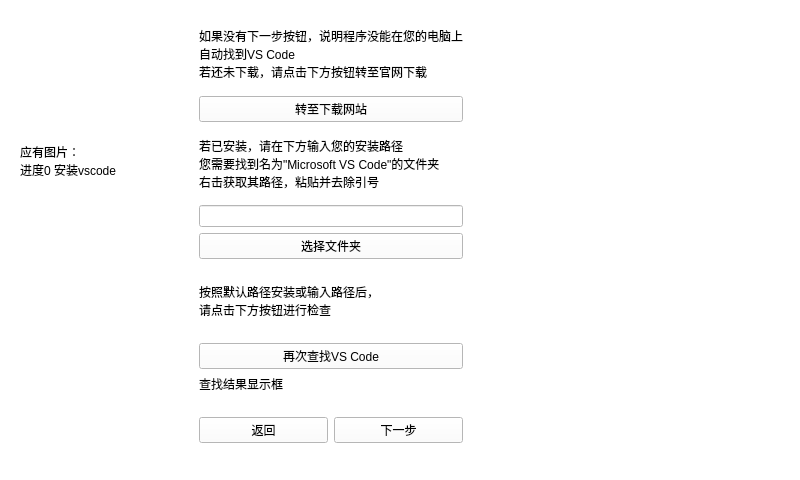
First picture: the form in VSCode_Helper/mainwindow.ui, repository Gu-jq/VSCode_Helper, before the edit.
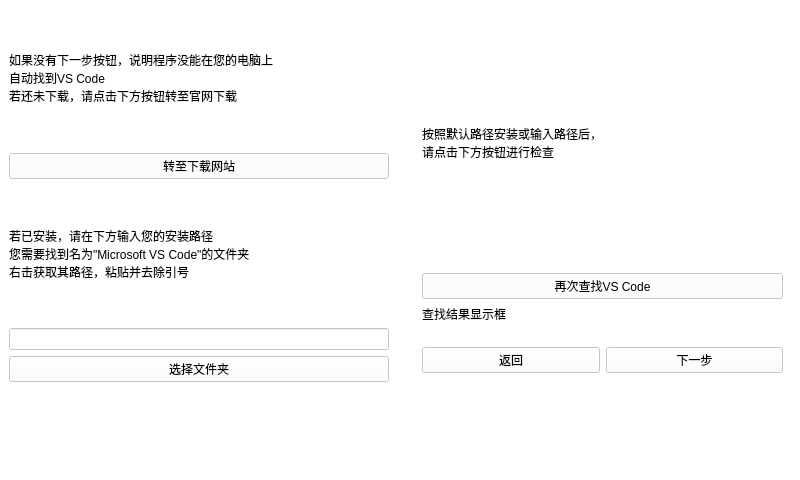
Second picture: the form after the edit. The open tabs and pages were chosen to show the change. Icons and pictures are not drawn.

```diff
--- a/VSCode_Helper/mainwindow.ui
+++ b/VSCode_Helper/mainwindow.ui
@@ -20,6 +20,9 @@
    <string notr="true">background-color: rgb(255, 255, 255);</string>
   </property>
   <widget class="QWidget" name="centralwidget">
+   <property name="styleSheet">
+    <string notr="true"/>
+   </property>
    <widget class="QStackedWidget" name="stackedWidget">
     <property name="geometry">
      <rect>
@@ -35,6 +38,9 @@
       <verstretch>0</verstretch>
      </sizepolicy>
     </property>
+    <property name="styleSheet">
+     <string notr="true"/>
+    </property>
     <widget class="QWidget" name="homepage">
      <widget class="QLabel" name="title_1">
       <property name="geometry">
@@ -140,13 +146,18 @@
      </widget>
     </widget>
     <widget class="QWidget" name="cpage_1">
+     <property name="styleSheet">
+      <string notr="true">QWidget#cpage_1{
+	border-image: url(:/image/image/background.png);
+}</string>
+     </property>
      <widget class="QWidget" name="widget_2" native="true">
       <property name="geometry">
        <rect>
         <x>0</x>
         <y>0</y>
-        <width>481</width>
-        <height>461</height>
+        <width>801</width>
+        <height>391</height>
        </rect>
       </property>
       <property name="sizePolicy">
@@ -155,57 +166,37 @@
         <verstretch>0</verstretch>
        </sizepolicy>
       </property>
+      <property name="styleSheet">
+       <string notr="true">QWidget#widget_2{
+	
+	background-color: rgba(255, 255, 255, 0);
+}</string>
+      </property>
       <layout class="QHBoxLayout" name="horizontalLayout_3">
        <item>
         <widget class="QWidget" name="cpic_1" native="true">
          <property name="sizePolicy">
-          <sizepolicy hsizetype="MinimumExpanding" vsizetype="Expanding">
+          <sizepolicy hsizetype="Expanding" vsizetype="Preferred">
            <horstretch>0</horstretch>
            <verstretch>0</verstretch>
           </sizepolicy>
          </property>
          <property name="styleSheet">
-          <string notr="true">QWidget#cpic_1{
+          <string notr="true">QWidget#widget_62{
 	
-	background-image: url(:/image/image/占位图片.png);
+	background-color: rgba(255, 255, 255, 150);
 }</string>
          </property>
-         <widget class="QLabel" name="label">
-          <property name="geometry">
-           <rect>
-            <x>20</x>
-            <y>90</y>
-            <width>101</width>
-            <height>141</height>
-           </rect>
-          </property>
-          <property name="text">
-           <string>应有图片：
-进度0 安装vscode</string>
-          </property>
-         </widget>
-        </widget>
-       </item>
-       <item>
-        <widget class="QWidget" name="widget_5" native="true">
-         <property name="sizePolicy">
-          <sizepolicy hsizetype="Expanding" vsizetype="Expanding">
-           <horstretch>0</horstretch>
-           <verstretch>0</verstretch>
-          </sizepolicy>
-         </property>
-         <layout class="QVBoxLayout" name="verticalLayout">
-          <item>
-           <widget class="QWidget" name="widget_6" native="true">
-            <property name="sizePolicy">
-             <sizepolicy hsizetype="Preferred" vsizetype="Expanding">
-              <horstretch>0</horstretch>
-              <verstretch>0</verstretch>
-             </sizepolicy>
-            </property>
-            <layout class="QVBoxLayout" name="verticalLayout_2">
+         <layout class="QVBoxLayout" name="verticalLayout_31">
              <item>
               <widget class="QLabel" name="label_2">
+            <property name="styleSheet">
+             <string notr="true">QLabel{
+	
+	font: 12pt &quot;Microsoft YaHei UI&quot;;
+	background-color: rgba(255, 255, 255, 0);
+}</string>
+            </property>
                <property name="text">
                 <string>如果没有下一步按钮，说明程序没能在您的电脑上
 自动找到VS Code
@@ -215,6 +206,10 @@
              </item>
              <item>
               <widget class="QPushButton" name="pushButton_9">
+            <property name="styleSheet">
+             <string notr="true">background-color: rgba(255, 255, 255, 200);
+font: 12pt &quot;Microsoft YaHei UI&quot;;</string>
+            </property>
                <property name="text">
                 <string>转至下载网站</string>
                </property>
@@ -222,6 +217,10 @@
              </item>
              <item>
               <widget class="QLabel" name="label_3">
+            <property name="styleSheet">
+             <string notr="true">background-color: rgba(255, 255, 255, 0);
+font: 12pt &quot;Microsoft YaHei UI&quot;;</string>
+            </property>
                <property name="text">
                 <string>若已安装，请在下方输入您的安装路径
 您需要找到名为&quot;Microsoft VS Code&quot;的文件夹
@@ -230,17 +229,60 @@
               </widget>
              </item>
              <item>
-              <widget class="QLineEdit" name="path_input"/>
+           <widget class="QLineEdit" name="path_input">
+            <property name="styleSheet">
+             <string notr="true">background-color: rgba(255, 255, 255, 200);
+font: 12pt &quot;Microsoft YaHei UI&quot;;</string>
+            </property>
+           </widget>
              </item>
              <item>
               <widget class="QPushButton" name="pushButton_18">
+            <property name="styleSheet">
+             <string notr="true">background-color: rgba(255, 255, 255, 200);
+font: 12pt &quot;Microsoft YaHei UI&quot;;</string>
+            </property>
                <property name="text">
                 <string>选择文件夹</string>
                </property>
               </widget>
              </item>
+         </layout>
+        </widget>
+       </item>
+       <item>
+        <widget class="QWidget" name="widget_5" native="true">
+         <property name="sizePolicy">
+          <sizepolicy hsizetype="Expanding" vsizetype="Expanding">
+           <horstretch>0</horstretch>
+           <verstretch>0</verstretch>
+          </sizepolicy>
+         </property>
+         <property name="styleSheet">
+          <string notr="true">QWidget#widget_5{
+	background-color: rgba(255, 255, 255, 150);
+}</string>
+         </property>
+         <layout class="QVBoxLayout" name="verticalLayout">
+          <item>
+           <widget class="QWidget" name="widget_6" native="true">
+            <property name="sizePolicy">
+             <sizepolicy hsizetype="Preferred" vsizetype="Expanding">
+              <horstretch>0</horstretch>
+              <verstretch>0</verstretch>
+             </sizepolicy>
+            </property>
+            <property name="styleSheet">
+             <string notr="true">QWidget{
+	background-color: rgba(255, 255, 255, 0);
+}</string>
+            </property>
+            <layout class="QVBoxLayout" name="verticalLayout_2">
              <item>
               <widget class="QLabel" name="label_4">
+               <property name="styleSheet">
+                <string notr="true">font: 12pt &quot;Microsoft YaHei UI&quot;;</string>
+               </property>
                <property name="text">
                 <string>按照默认路径安装或输入路径后，
 请点击下方按钮进行检查</string>
@@ -249,6 +291,10 @@
              </item>
              <item>
               <widget class="QPushButton" name="pushButton_10">
+               <property name="styleSheet">
+                <string notr="true">background-color: rgba(255, 255, 255, 200);
+font: 12pt &quot;Microsoft YaHei UI&quot;;</string>
+               </property>
                <property name="text">
                 <string>再次查找VS Code</string>
                </property>
@@ -262,6 +308,9 @@
                  <verstretch>0</verstretch>
                 </sizepolicy>
                </property>
+               <property name="styleSheet">
+                <string notr="true">font: 12pt &quot;Microsoft YaHei UI&quot;;</string>
+               </property>
                <property name="text">
                 <string>查找结果显示框</string>
                </property>
@@ -278,6 +327,9 @@
               <verstretch>0</verstretch>
              </sizepolicy>
             </property>
+            <property name="styleSheet">
+             <string notr="true">background-color: rgba(255, 255, 255, 0);</string>
+            </property>
             <layout class="QHBoxLayout" name="horizontalLayout_2">
              <item>
               <widget class="QPushButton" name="pushButton_12">
@@ -287,6 +339,10 @@
                  <verstretch>0</verstretch>
                 </sizepolicy>
                </property>
+               <property name="styleSheet">
+                <string notr="true">background-color: rgba(255, 255, 255, 200);
+font: 12pt &quot;Microsoft YaHei UI&quot;;</string>
+               </property>
                <property name="text">
                 <string>返回</string>
                </property>
@@ -300,6 +356,10 @@
                  <verstretch>0</verstretch>
                 </sizepolicy>
                </property>
+               <property name="styleSheet">
+                <string notr="true">background-color: rgba(255, 255, 255, 200);
+font: 12pt &quot;Microsoft YaHei UI&quot;;</string>
+               </property>
                <property name="text">
                 <string>下一步</string>
                </property>
@@ -313,6 +373,23 @@
        </item>
       </layout>
      </widget>
+     <widget class="QWidget" name="widget_61" native="true">
+      <property name="geometry">
+       <rect>
+        <x>0</x>
+        <y>390</y>
+        <width>801</width>
+        <height>75</height>
+       </rect>
+      </property>
+      <property name="styleSheet">
+       <string notr="true">QWidget#widget_61{
+	image: url(:/image/image/cpp进度0.png);
+    
+	background-color: rgba(255, 255, 255, 0);
+}</string>
+      </property>
+     </widget>
     </widget>
     <widget class="QWidget" name="cpage_2">
      <widget class="QWidget" name="widget_8" native="true">
```
Left out of the diff: 128 changed lines with no effect on the pictures. Lines whose indentation alone changed are shown as unchanged.
